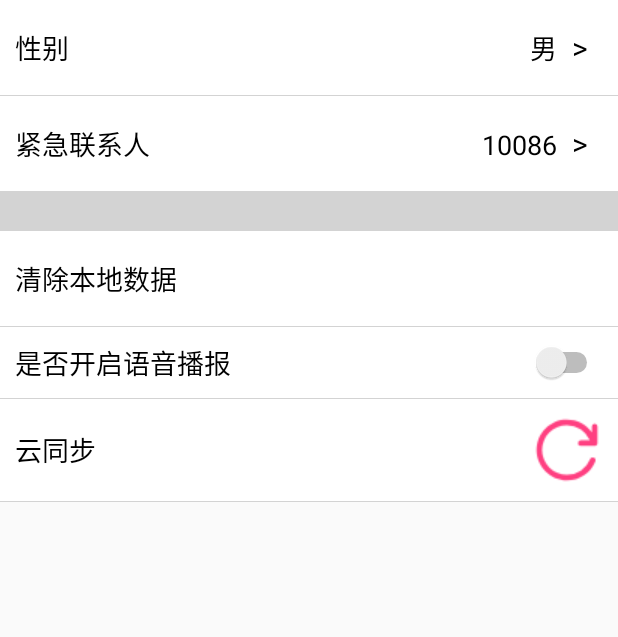
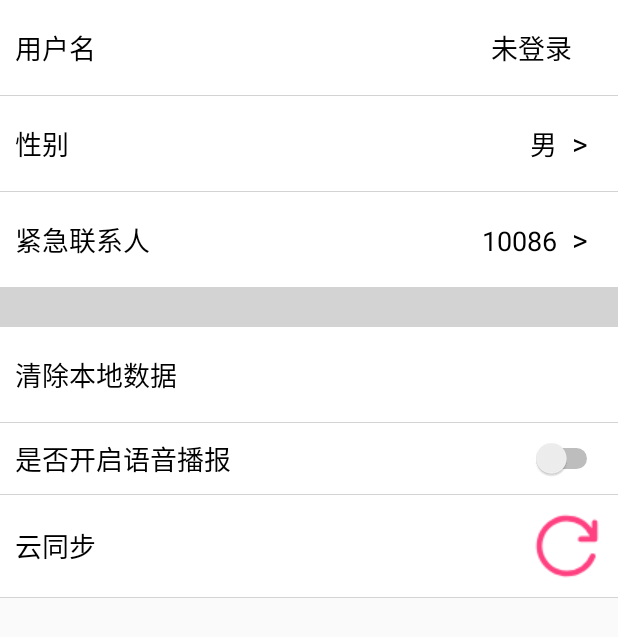
Before and after one commit to nuaa-meizizi/APP, an Android app: the layout fragment_my_setting.xml on its own in the app's theme, with its tools: preview values and no code run, on a phone screen of 412 x 824 dp. Shown: the top 637 px of the screen. Run offline under Robolectric (Android 15) with nearby library versions, the phone set to English and light mode, and no system bars.

Commit message:
显示用户名（登陆状态）

```diff
--- a/app/src/main/res/layout/fragment_my_setting.xml
+++ b/app/src/main/res/layout/fragment_my_setting.xml
@@ -18,6 +18,29 @@
                 android:layout_height="match_parent"
                 android:stretchColumns="0,1"
                 android:weightSum="1">
+                <TableRow
+                    android:layout_marginTop="18dp"
+                    android:layout_marginBottom="18dp">
+                    <TextView
+                        android:layout_width="match_parent"
+                        android:layout_height="wrap_content"
+                        android:textColor="#000000"
+                        android:layout_marginLeft="10dp"
+                        android:textSize="18dp"
+                        android:text="用户名"/>
+                    <TextView
+                        android:id="@+id/name"
+                        android:layout_width="match_parent"
+                        android:layout_height="wrap_content"
+                        android:textColor="#000000"
+                        android:textSize="18dp"
+                        android:gravity="right"
+                        android:text="未登录"/>
+                </TableRow>
+                <View
+                    android:layout_width="fill_parent"
+                    android:layout_height="1px"
+                    android:background="@color/LightGrey"  />
                 <TableRow
                     android:id="@+id/trsex"
                     android:clickable="true"
@@ -86,7 +109,6 @@
                         android:textColor="#000000"
                         android:textSize="20dp" />
                 </TableRow>
-
             </TableLayout>
             <View
                 android:layout_width="fill_parent"
```
